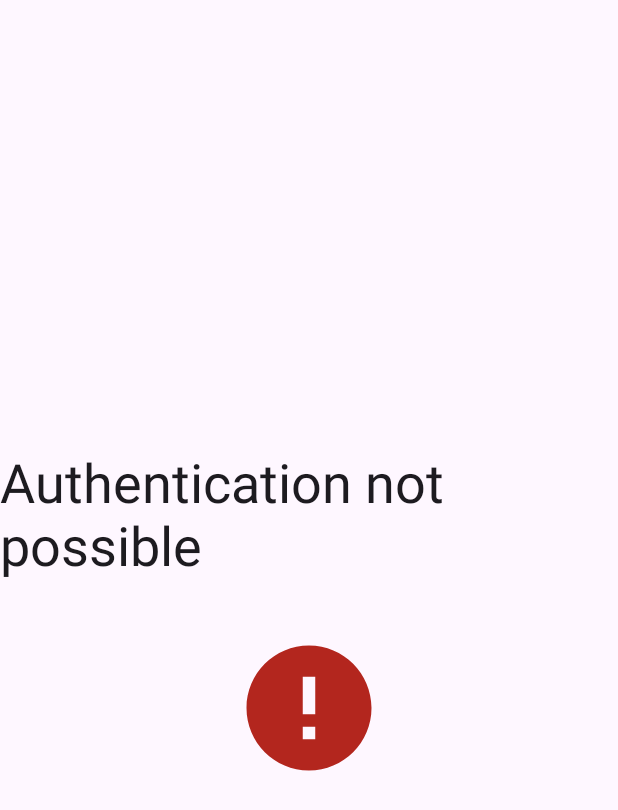
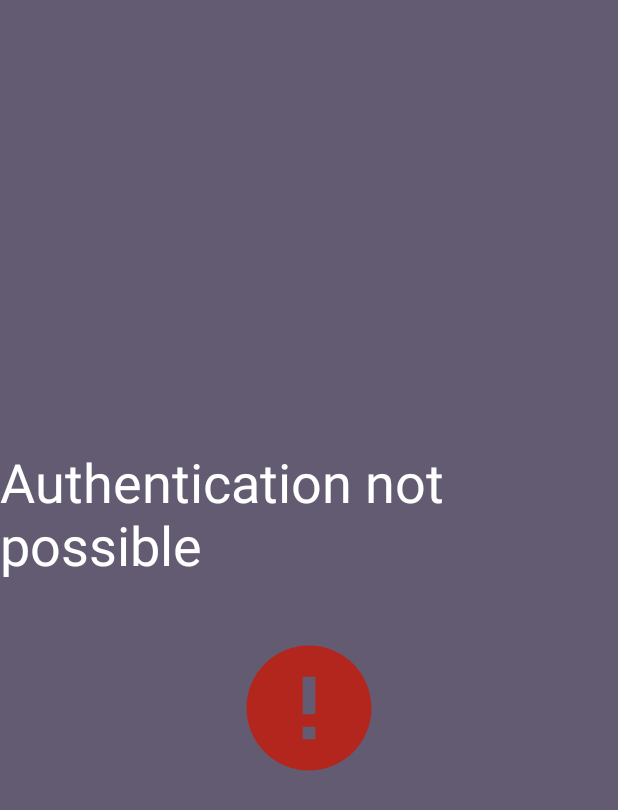
Before and after one commit to Cach30verfl0w/cash3fl0w, an Android app built with Jetpack Compose: the composable DefaultAuthNotPossible called with empty values, on a phone screen of 412 x 824 dp. Shown: the top 810 px of the screen. Run offline under Robolectric (Android 15) with nearby library versions, the phone set to English and light mode, and no system bars; 3 statements that could not run were skipped.

Commit message:
Add color scheme into defaults

```diff
--- a/composeApp/src/commonMain/kotlin/de/cacheoverflow/cashflow/ui/Ui.kt
+++ b/composeApp/src/commonMain/kotlin/de/cacheoverflow/cashflow/ui/Ui.kt
@@ -16,6 +16,7 @@
 
 package de.cacheoverflow.cashflow.ui
 
+import androidx.compose.foundation.background
 import androidx.compose.foundation.layout.Arrangement
 import androidx.compose.foundation.layout.Column
 import androidx.compose.foundation.layout.Spacer
@@ -39,11 +40,15 @@ import de.cacheoverflow.cashflow.utils.awaitingAuthentication
 @Composable
 fun DefaultAuthNotPossible(message: String) {
     Column(
-        modifier = Modifier.fillMaxSize(),
+        modifier = Modifier.fillMaxSize().background(MaterialTheme.colorScheme.secondary),
         horizontalAlignment = Alignment.CenterHorizontally,
         verticalArrangement = Arrangement.Center
     ) {
-        Text(authenticationNotPossible(), fontSize = 4.5.em)
+        Text(
+            authenticationNotPossible(),
+            fontSize = 4.5.em,
+            color = MaterialTheme.colorScheme.onSecondary
+        )
         Text(message)
         Spacer(Modifier.height(20.dp))
         Icon(
@@ -58,11 +63,15 @@ fun DefaultAuthNotPossible(message: String) {
 @Composable
 fun AwaitAuth() {
     Column(
-        modifier = Modifier.fillMaxSize(),
+        modifier = Modifier.fillMaxSize().background(MaterialTheme.colorScheme.secondary),
         horizontalAlignment = Alignment.CenterHorizontally,
         verticalArrangement = Arrangement.Center
     ) {
-        Text(awaitingAuthentication(), fontSize = 4.5.em)
+        Text(
+            awaitingAuthentication(),
+            fontSize = 4.5.em,
+            color = MaterialTheme.colorScheme.onSecondary
+        )
         Spacer(Modifier.height(20.dp))
         CircularProgressIndicator(modifier = Modifier.size(100.dp), strokeWidth = 10.dp)
     }
```
